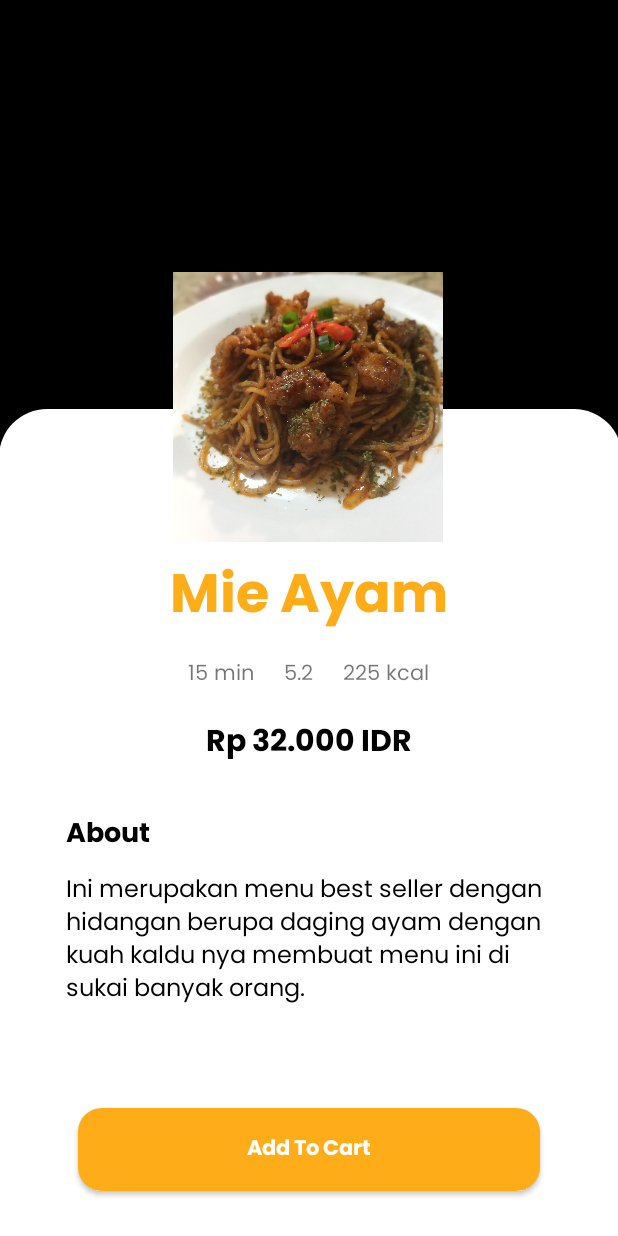
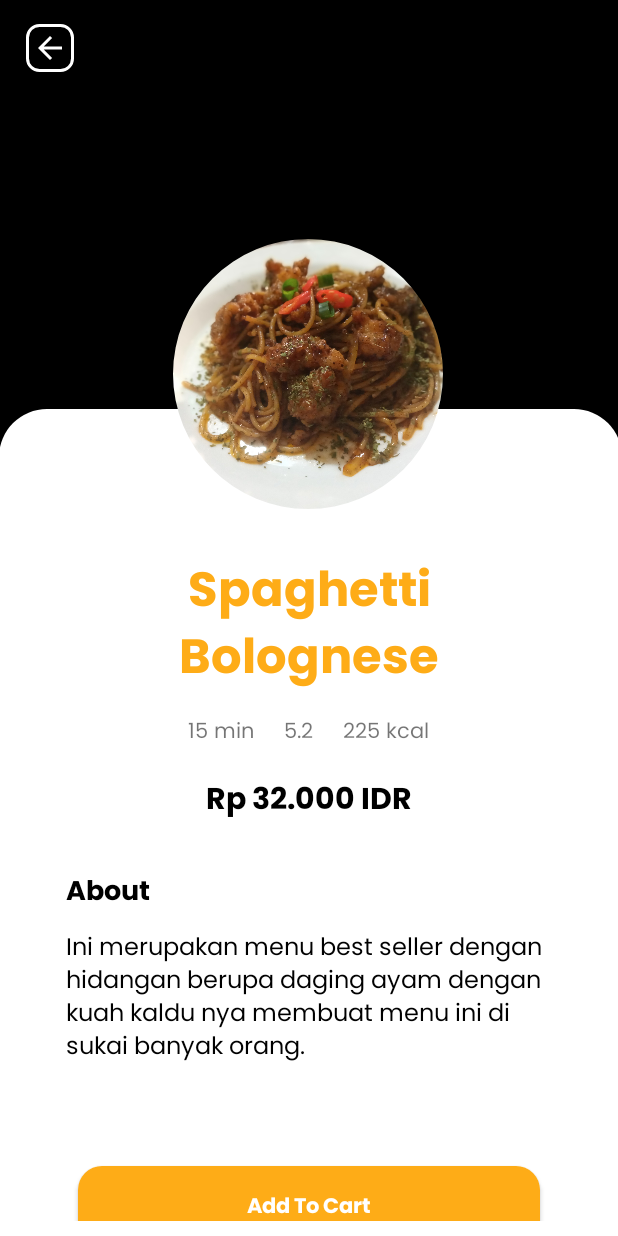
Before and after one commit to Rasyaa21/RTS-Android-Studio, an Android app: the layout activity_detail.xml on its own in the app's theme, with its tools: preview values and no code run, on a phone screen of 412 x 824 dp. Run offline under Robolectric (Android 15) with nearby library versions, the phone set to English and light mode, and no system bars.

Commit message:
tinggal dikit lagi

```diff
--- a/app/build.gradle.kts
+++ b/app/build.gradle.kts
@@ -6,6 +6,10 @@ plugins {
 android {
     namespace = "com.nanda.rts_cafe"
     compileSdk = 34
+
+    buildFeatures {
+        viewBinding = true
+    }
 
     defaultConfig {
         applicationId = "com.nanda.rts_cafe"
--- a/app/src/main/AndroidManifest.xml
+++ b/app/src/main/AndroidManifest.xml
@@ -22,10 +22,10 @@
             android:name=".LoginActivity"
             android:exported="false" />
         <activity
-            android:name=".LandingActivity"
+            android:name=".MainActivity"
             android:exported="false" />
         <activity
-            android:name=".MainActivity"
+            android:name=".LandingActivity"
             android:exported="true">
             <intent-filter>
                 <action android:name="android.intent.action.MAIN" />
--- a/app/src/main/java/com/nanda/rts_cafe/LandingActivity.kt
+++ b/app/src/main/java/com/nanda/rts_cafe/LandingActivity.kt
@@ -1,9 +1,12 @@
 package com.nanda.rts_cafe
 
+import android.content.Intent
 import android.os.Bundle
 import androidx.activity.enableEdgeToEdge
 import androidx.appcompat.app.AppCompatActivity
 import androidx.core.view.ViewCompat
+import android.os.Handler
+import android.os.Looper
 import androidx.core.view.WindowInsetsCompat
 
 class LandingActivity : AppCompatActivity() {
@@ -11,10 +14,10 @@ class LandingActivity : AppCompatActivity() {
         super.onCreate(savedInstanceState)
         enableEdgeToEdge()
         setContentView(R.layout.activity_landing)
-        ViewCompat.setOnApplyWindowInsetsListener(findViewById(R.id.main)) { v, insets ->
-            val systemBars = insets.getInsets(WindowInsetsCompat.Type.systemBars())
-            v.setPadding(systemBars.left, systemBars.top, systemBars.right, systemBars.bottom)
-            insets
-        }
+        Handler(Looper.getMainLooper()).postDelayed({
+            val intent = Intent(this, SignUpActivity::class.java)
+            startActivity(intent)
+            finish()
+        }, 3000)
     }
 }
--- /dev/null
+++ b/app/src/main/res/drawable/back_button_shape.xml
@@ -0,0 +1,9 @@
+<?xml version="1.0" encoding="utf-8"?>
+<selector xmlns:android="http://schemas.android.com/apk/res/android">
+    <item>
+        <shape android:shape="rectangle">
+            <stroke android:color="@color/white" android:width="2dp"></stroke>
+            <corners android:radius="8dp"></corners>
+        </shape>
+    </item>
+</selector>
--- /dev/null
+++ b/app/src/main/res/drawable/baseline_arrow_back_24.xml
@@ -0,0 +1,12 @@
+<vector xmlns:android="http://schemas.android.com/apk/res/android"
+    android:width="24dp"
+    android:height="24dp"
+    android:viewportWidth="24"
+    android:viewportHeight="24"
+    android:autoMirrored="true">
+
+    <path
+        android:fillColor="@android:color/white"
+        android:pathData="M20,11H7.83l5.59,-5.59L12,4l-8,8 8,8 1.41,-1.41L7.83,13H20v-2z" />
+
+</vector>
--- a/app/src/main/res/layout/activity_detail.xml
+++ b/app/src/main/res/layout/activity_detail.xml
@@ -7,6 +7,19 @@
     android:layout_height="match_parent"
     android:background="@color/black"
     tools:context=".DetailActivity">
+
+    <ImageButton
+        android:id="@+id/imageButton"
+        android:layout_width="wrap_content"
+        android:background="@drawable/back_button_shape"
+        android:layout_height="wrap_content"
+        android:layout_marginTop="16dp"
+        android:padding="4dp"
+        app:layout_constraintEnd_toEndOf="parent"
+        android:src="@drawable/baseline_arrow_back_24"
+        app:layout_constraintHorizontal_bias="0.045"
+        app:layout_constraintStart_toStartOf="parent"
+        app:layout_constraintTop_toTopOf="parent" />
 
     <ImageView
         android:id="@+id/imageView"
@@ -20,20 +33,22 @@
         app:layout_constraintVertical_bias="1.0" />
 
 
-    <ImageView
+    <com.google.android.material.imageview.ShapeableImageView
+        android:id="@+id/detail_image"
         android:layout_width="180dp"
         android:layout_height="180dp"
-        android:background="@drawable/circle"
         android:scaleType="centerCrop"
         android:src="@drawable/foto"
-        app:layout_constraintBottom_toBottomOf="@+id/imageView"
+        app:layout_constraintBottom_toTopOf="@+id/linearLayout"
         app:layout_constraintEnd_toEndOf="parent"
         app:layout_constraintHorizontal_bias="0.497"
         app:layout_constraintStart_toStartOf="parent"
         app:layout_constraintTop_toTopOf="parent"
-        app:layout_constraintVertical_bias="0.282" />
+        app:layout_constraintVertical_bias="0.846"
+        app:shapeAppearanceOverlay="@style/Circular" />
 
     <LinearLayout
+        android:id="@+id/linearLayout"
         android:layout_width="340dp"
         android:layout_height="446dp"
         android:gravity="center_horizontal"
@@ -46,12 +61,14 @@
         app:layout_constraintVertical_bias="0.973">
 
         <TextView
+            android:id="@+id/detail_title"
             android:layout_width="wrap_content"
             android:layout_height="wrap_content"
             android:fontFamily="@font/poppins_bold"
-            android:text="Mie Ayam"
+            android:text="Spaghetti Bolognese"
             android:textColor="#FEAC17"
-            android:textSize="36sp" />
+            android:gravity="center"
+            android:textSize="32sp" />
 
         <LinearLayout
             android:layout_width="match_parent"
@@ -67,6 +84,7 @@
                 android:text="15 min" />
 
             <TextView
+                android:id="@+id/detail_rating"
                 android:layout_width="wrap_content"
                 android:layout_height="wrap_content"
                 android:layout_marginEnd="20dp"
@@ -81,6 +99,7 @@
         </LinearLayout>
 
         <TextView
+            android:id="@+id/detail_price"
             android:layout_width="wrap_content"
             android:layout_height="wrap_content"
             android:layout_marginTop="8dp"
@@ -93,19 +112,19 @@
             android:layout_width="wrap_content"
             android:layout_height="wrap_content"
             android:layout_gravity="start"
+            android:layout_marginHorizontal="8dp"
             android:layout_marginTop="28dp"
             android:fontFamily="@font/poppins_bold"
-            android:layout_marginHorizontal="8dp"
             android:text="About"
             android:textColor="@color/black"
             android:textSize="18sp" />
 
         <TextView
             android:layout_width="wrap_content"
+            android:layout_height="wrap_content"
+            android:layout_gravity="start"
+            android:layout_marginHorizontal="8dp"
             android:layout_marginTop="8dp"
-            android:layout_height="wrap_content"
-            android:layout_marginHorizontal="8dp"
-            android:layout_gravity="start"
             android:fontFamily="@font/poppins_regular"
             android:text="Ini merupakan menu best seller dengan hidangan berupa daging ayam dengan kuah kaldu nya membuat menu ini di sukai banyak orang."
             android:textColor="@color/black"
@@ -113,14 +132,14 @@
 
         <Button
             android:layout_width="match_parent"
+            android:layout_height="55dp"
+            android:layout_marginHorizontal="16dp"
+            android:layout_marginTop="65dp"
             android:background="@drawable/button_detail"
             android:fontFamily="@font/poppins_bold"
             android:text="Add To Cart"
             android:textAllCaps="false"
-            android:textColor="@color/white"
-            android:layout_marginHorizontal="16dp"
-            android:layout_marginTop="65dp"
-            android:layout_height="55dp"/>
+            android:textColor="@color/white" />
 
 
     </LinearLayout>
--- a/app/src/main/res/layout/activity_login.xml
+++ b/app/src/main/res/layout/activity_login.xml
@@ -43,6 +43,7 @@
             android:layout_width="0dp"
             android:layout_height="match_parent"
             android:layout_weight="1"
+            android:id="@+id/signUpBt"
             android:textSize="15dp"
             android:background="@color/white"
             android:textColor="#990100"
@@ -106,6 +107,7 @@
     <Button
         android:layout_width="0dp"
         android:text="Log in"
+        android:id="@+id/loginBtToMain"
         android:fontFamily="@font/itim"
         android:textAllCaps="false"
         android:textColor="@color/white"
@@ -161,7 +163,7 @@
             android:layout_marginStart="8dp"
             android:layout_marginEnd="8dp"
             app:layout_constraintDimensionRatio="1:1"
-            android:src="@drawable/Instagram_icon" />
+            android:src="@drawable/instagram_icon" />
 
         <ImageView
             android:layout_width="0dp"
--- a/app/src/main/res/layout/activity_sign_up.xml
+++ b/app/src/main/res/layout/activity_sign_up.xml
@@ -36,6 +36,7 @@
 
             <Button
                 android:layout_width="0dp"
+                android:id="@+id/loginBt"
                 android:layout_height="match_parent"
                 android:layout_weight="1"
                 android:background="@color/white"
@@ -46,6 +47,7 @@
                 android:textSize="15dp" />
 
             <Button
+                android:id="@+id/signUpBt"
                 android:layout_width="0dp"
                 android:layout_height="match_parent"
                 android:layout_weight="1"
@@ -136,6 +138,7 @@
         </LinearLayout>
 
         <Button
+            android:id="@+id/signUpBtToMain"
             android:layout_width="0dp"
             android:layout_height="0dp"
             android:autoSizeMaxTextSize="20sp"
@@ -192,7 +195,7 @@
                 android:layout_marginStart="8dp"
                 android:layout_marginEnd="8dp"
                 android:layout_weight="1"
-                android:src="@drawable/Instagram_icon"
+                android:src="@drawable/instagram_icon"
                 app:layout_constraintDimensionRatio="1:1" />
 
             <ImageView
--- a/app/src/main/res/values-night/themes.xml
+++ b/app/src/main/res/values-night/themes.xml
@@ -4,4 +4,9 @@
         <!-- Customize your dark theme here. -->
         <!-- <item name="colorPrimary">@color/my_dark_primary</item> -->
     </style>
+
+    <style name="Circular" parent="">
+        <item name="cornerFamily">rounded</item>
+        <item name="cornerSize">50%</item>
+    </style>
 </resources>
--- /dev/null
+++ b/app/src/main/res/values/ids.xml
@@ -0,0 +1,4 @@
+<?xml version="1.0" encoding="utf-8"?>
+<resources>
+    <item name="detail_image" type="id" />
+</resources>
--- a/app/src/main/res/values/themes.xml
+++ b/app/src/main/res/values/themes.xml
@@ -6,4 +6,8 @@
     </style>
 
     <style name="Theme.Tugas_nanda_joki" parent="Base.Theme.rts_theme" />
+    <style name="Circular" parent="">
+        <item name="cornerFamily">rounded</item>
+        <item name="cornerSize">50%</item>
+    </style>
 </resources>
--- a/build.gradle.kts
+++ b/build.gradle.kts
@@ -3,3 +3,5 @@ plugins {
     alias(libs.plugins.android.application) apply false
     alias(libs.plugins.jetbrains.kotlin.android) apply false
 }
+dependencies {
+}
--- a/gradle/libs.versions.toml
+++ b/gradle/libs.versions.toml
@@ -9,6 +9,7 @@ appcompat = "1.7.0"
 material = "1.12.0"
 activity = "1.9.3"
 constraintlayout = "2.2.0"
+carUiLib = "2.6.0"
 
 [libraries]
 androidx-core-ktx = { group = "androidx.core", name = "core-ktx", version.ref = "coreKtx" }
@@ -19,6 +20,7 @@ androidx-appcompat = { group = "androidx.appcompat", name = "appcompat", version
 material = { group = "com.google.android.material", name = "material", version.ref = "material" }
 androidx-activity = { group = "androidx.activity", name = "activity", version.ref = "activity" }
 androidx-constraintlayout = { group = "androidx.constraintlayout", name = "constraintlayout", version.ref = "constraintlayout" }
+car-ui-lib = { group = "com.android.car.ui", name = "car-ui-lib", version.ref = "carUiLib" }
 
 [plugins]
 android-application = { id = "com.android.application", version.ref = "agp" }
```
Also changed, not shown: app/src/main/java/com/nanda/rts_cafe/Adapter.kt (added, +62 -0 lines), app/src/main/java/com/nanda/rts_cafe/DetailActivity.kt (+21 -7 lines), app/src/main/java/com/nanda/rts_cafe/LoginActivity.kt (+14 -5 lines), app/src/main/java/com/nanda/rts_cafe/MainActivity.kt (+23 -7 lines), app/src/main/java/com/nanda/rts_cafe/SignUpActivity.kt (+16 -5 lines), app/src/main/res/layout/card_view.xml (+25 -33 lines).
